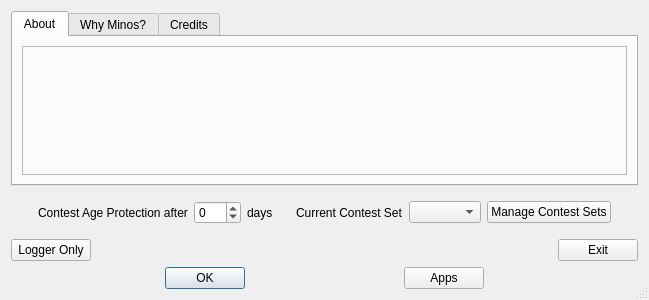
Qt form mqt/MqtLogger/taboutbox.ui (Rsclub22/Minos2-Mirror) before a commit.
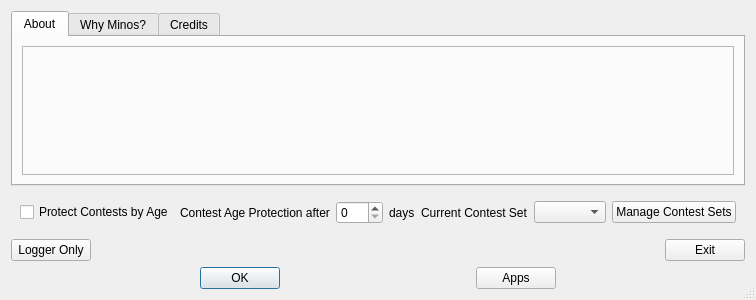
The same form after that commit.

The edit to the form file:
```diff
--- a/mqt/MqtLogger/taboutbox.ui
+++ b/mqt/MqtLogger/taboutbox.ui
@@ -141,6 +141,26 @@
         </property>
        </spacer>
       </item>
+      <item>
+       <widget class="QCheckBox" name="ageCb">
+        <property name="text">
+         <string>Protect Contests by Age</string>
+        </property>
+       </widget>
+      </item>
+      <item>
+       <spacer name="horizontalSpacer_8">
+        <property name="orientation">
+         <enum>Qt::Horizontal</enum>
+        </property>
+        <property name="sizeHint" stdset="0">
+         <size>
+          <width>40</width>
+          <height>20</height>
+         </size>
+        </property>
+       </spacer>
+      </item>
       <item>
        <widget class="QLabel" name="label_2">
         <property name="text">
@@ -151,7 +171,7 @@
       <item>
        <widget class="QSpinBox" name="ageSpinner">
         <property name="minimum">
-         <number>-1</number>
+         <number>0</number>
         </property>
         <property name="maximum">
          <number>365</number>
```
